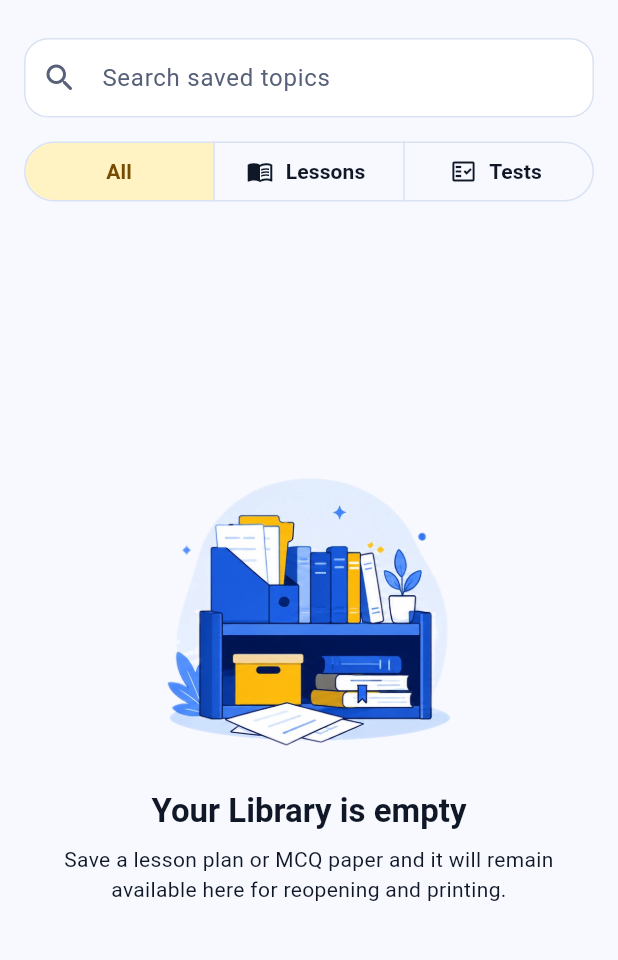
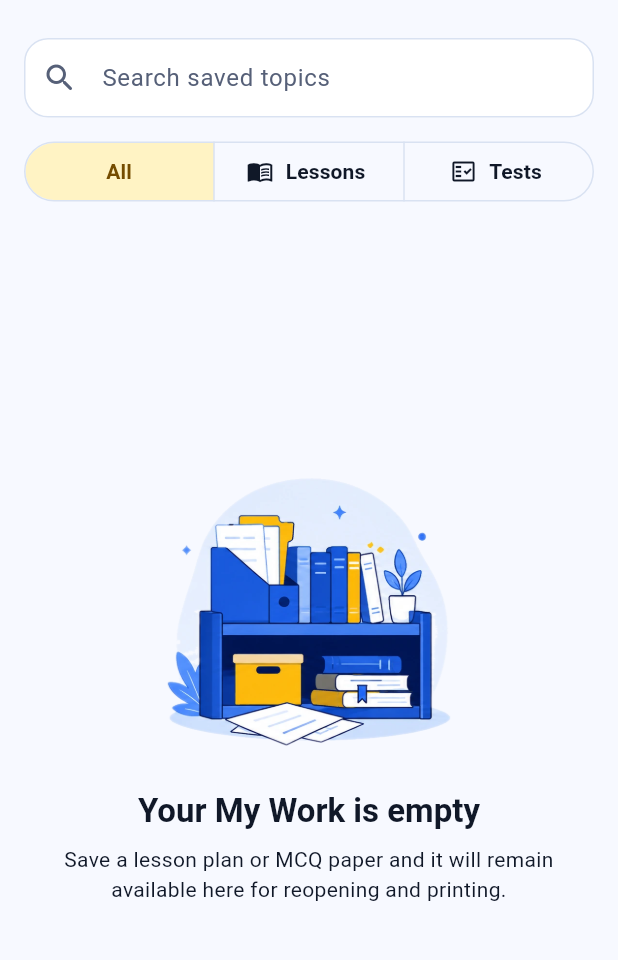
Before and after one commit to zaynbaluch/rahbar.ai, a Flutter app: the LibraryScreen screen opened directly, after a tap on the "refresh" icon, on a phone screen of 412 x 824 dp, the part 88-1048 px from its top. Run offline on Flutter 3.47's test engine with Material 3 defaults, Android fonts, the phone set to English and light mode, and no system bars; our stand-ins replace image_picker, pdf, printing; missing offline and left inert: llama_cpp_dart, sqlite3.

Commit message:
ui: update teacher facing save and share labels

```diff
--- a/app/lib/features/generation/generation_screen.dart
+++ b/app/lib/features/generation/generation_screen.dart
@@ -289,7 +289,7 @@ class _GenerationScreenState extends State<GenerationScreen> {
     if (mounted) {
       setState(() => _saved = true);
       ScaffoldMessenger.of(context).showSnackBar(
-        const SnackBar(content: Text('Saved to Library')),
+        const SnackBar(content: Text('Saved in Bayaz')),
       );
     }
   }
--- a/app/lib/features/generation/lesson_plan_view.dart
+++ b/app/lib/features/generation/lesson_plan_view.dart
@@ -146,7 +146,7 @@ class _LessonPlanScreenState extends State<LessonPlanScreen> {
                 child: OutlinedButton.icon(
                   onPressed: _printing ? null : _print,
                   icon: const Icon(Icons.picture_as_pdf_outlined),
-                  label: Text(_printing ? 'Preparing…' : 'Print / PDF'),
+                  label: Text(_printing ? 'Preparing…' : 'Share'),
                 ),
               ),
               const SizedBox(width: AppSpacing.sm),
@@ -198,7 +198,7 @@ class LessonPlanReadOnlyScreen extends StatelessWidget {
             icon: const Icon(Icons.forum_outlined),
           ),
           IconButton(
-            tooltip: 'Print or export PDF',
+            tooltip: 'Share',
             onPressed: _print,
             icon: const Icon(Icons.picture_as_pdf_outlined),
           ),
--- a/app/lib/features/generation/mcq_test_view.dart
+++ b/app/lib/features/generation/mcq_test_view.dart
@@ -329,7 +329,7 @@ class _ActionBar extends StatelessWidget {
           OutlinedButton.icon(
             onPressed: exporting ? null : onExport,
             icon: const Icon(Icons.picture_as_pdf_outlined),
-            label: Text(exporting ? 'Preparing…' : 'Print / PDF'),
+            label: Text(exporting ? 'Preparing…' : 'Share'),
           ),
           OutlinedButton.icon(
             onPressed: onGrade,
--- a/app/lib/features/library/library_screen.dart
+++ b/app/lib/features/library/library_screen.dart
@@ -69,7 +69,7 @@ class _LibraryScreenState extends State<LibraryScreen> {
         title: const BrandAppBarTitle(subtitle: 'Saved teaching materials'),
         actions: [
           IconButton(
-            tooltip: 'Refresh Library',
+            tooltip: 'Refresh My Work',
             onPressed: _reload,
             icon: const Icon(Icons.refresh_rounded),
           ),
@@ -211,7 +211,7 @@ class _LibraryScreenState extends State<LibraryScreen> {
     if (libraryEmpty) {
       return const BayazEmptyState(
         asset: 'assets/ui/illustrations/empty_library.webp',
-        title: 'Your Library is empty',
+        title: 'Your My Work is empty',
         message:
             'Save a lesson plan or MCQ paper and it will remain available here for reopening and printing.',
       );
@@ -411,7 +411,7 @@ class _LibraryError extends StatelessWidget {
             Icon(Icons.error_outline,
                 size: 44, color: Theme.of(context).colorScheme.error),
             const SizedBox(height: AppSpacing.sm),
-            Text('Could not open the Library',
+            Text('Could not open My Work',
                 style: Theme.of(context).textTheme.titleMedium),
             const SizedBox(height: AppSpacing.xs),
             Text(error,
```
